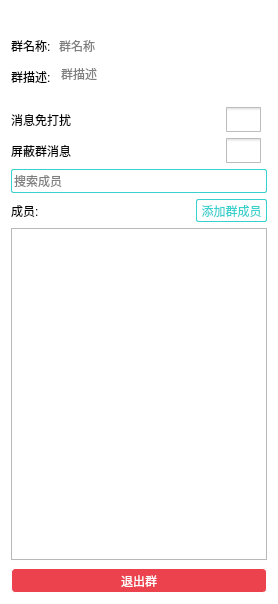
Qt form JChat/GroupInfoWidget.ui (jpush/jchat-windows) before a commit.
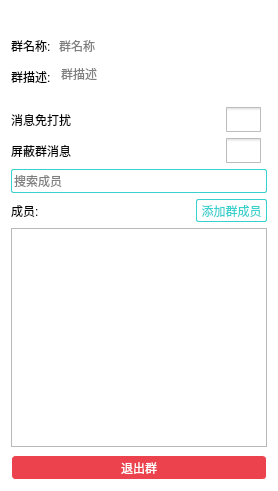
The same form after that commit. Icons and pictures are not drawn.

What changed in the file:
```diff
--- a/JChat/GroupInfoWidget.ui
+++ b/JChat/GroupInfoWidget.ui
@@ -10,7 +10,7 @@
     <x>0</x>
     <y>0</y>
     <width>278</width>
-    <height>604</height>
+    <height>491</height>
    </rect>
   </property>
   <property name="focusPolicy">
@@ -79,6 +79,11 @@
 	border-radius:4px;
 	background-color: rgb(235,66,77);
 }
+#btnQuitGroup:hover
+{
+	background-color: rgb(245, 110, 113);
+}
+
 
  QCheckBox {
       
```
